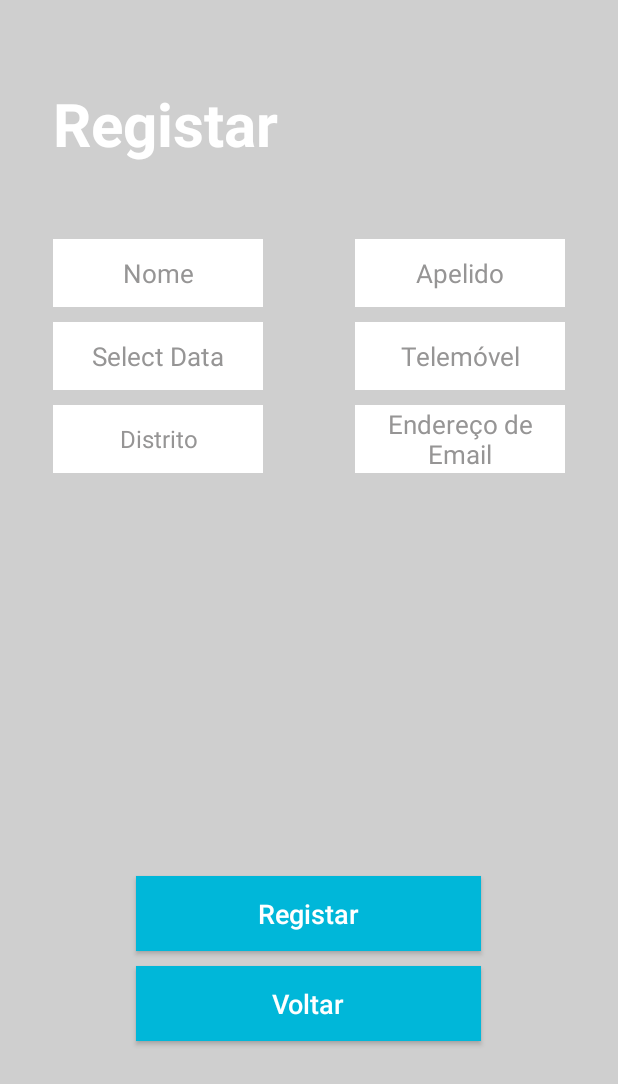
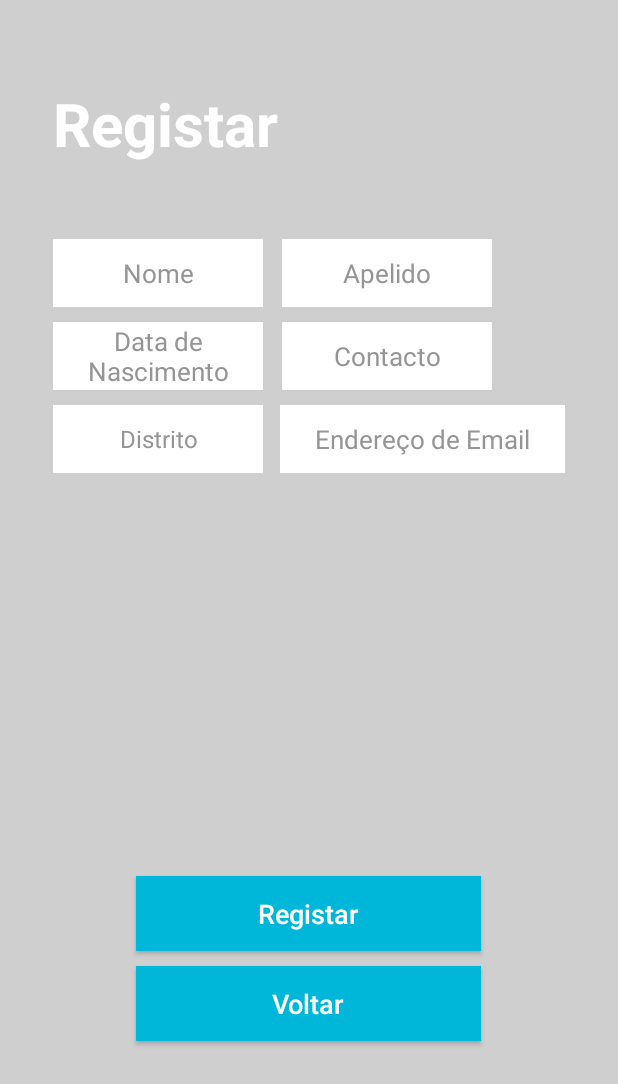
Before and after one commit to monicadesign/App, an Android app: the Register screen opened directly, with no data from a screen before it, on a phone screen of 412 x 824 dp. Shown: the top 1084 px of the screen. Run offline under Robolectric (Android 15) with nearby library versions, the phone set to English and light mode, and no system bars.

Commit message:
Calendario final

```diff
--- a/src/main/java/com/example/myapplication/Register.java
+++ b/src/main/java/com/example/myapplication/Register.java
@@ -28,18 +28,17 @@ public class Register extends AppCompatActivity implements View.OnClickListener
     private Button btn_go_to_login;
     private Button btn_voltar;
 
-
     @Override //Botoes
         protected void onCreate(Bundle savedInstanceState) {
         super.onCreate(savedInstanceState);
         this.setContentView(R.layout.registo);
 
+        ////////////////////////////////////
          btn_go_to_login = findViewById(R.id.btn_go_to_sobre);
          btn_voltar = findViewById(R.id.btn_go_to_main);
 
         btn_voltar.setOnClickListener(this);
         btn_go_to_login.setOnClickListener(this);
-
 
         //Area Spinner inicio
         Spinner spinner = findViewById(R.id.aSpinner);
@@ -48,9 +47,8 @@ public class Register extends AppCompatActivity implements View.OnClickListener
         spinner.setAdapter(adapter);
         spinner.setOnItemSelectedListener(this);
 
-
         //Calendario inicio
-        mDisplayDate = (TextView) findViewById(R.id.tvDate);
+        mDisplayDate = findViewById(R.id.tvDate);
         mDisplayDate.setOnClickListener(new View.OnClickListener() {
             @Override
             public void onClick(View view) {
@@ -72,7 +70,10 @@ public class Register extends AppCompatActivity implements View.OnClickListener
         mDateSetListener = new DatePickerDialog.OnDateSetListener() {
             @Override
             public void onDateSet(DatePicker view, int year, int month, int dayOfMonth) {
+                month = month + 1;
                 Log.d(TAG, "onDateSet: date: " + dayOfMonth + "/" + month + "/" + year);
+                String date = month + "/" + dayOfMonth + "/" + year;
+                mDisplayDate.setText(date);
             }
         };
 
--- a/src/main/res/layout/registo.xml
+++ b/src/main/res/layout/registo.xml
@@ -17,14 +17,13 @@
 
             <EditText android:layout_marginTop="@dimen/margemTop"
             android:layout_width="@dimen/BoxWidthregisto"
-            android:layout_alignParentStart="true"
             android:layout_marginLeft="@dimen/margemLeft"
             android:text="@string/nome"
             style="@style/EditTextBox"/>
 
             <EditText
             android:layout_marginTop="@dimen/margemTop"
-            android:layout_marginEnd="@dimen/margemRight"
+            android:layout_marginEnd="84dp"
             android:layout_alignParentEnd="true"
             android:text="@string/apelido"
             style="@style/EditTextBox"
@@ -40,13 +39,13 @@
             android:layout_alignParentStart="true"
             android:layout_marginTop="@dimen/espaçoEntreCaixas"
             android:layout_marginLeft="@dimen/margemLeft"
-            android:hint="Select Data"
+            android:hint="Data de Nascimento"
             style="@style/EditTextBox"
             android:id="@+id/tvDate"/>
 
             <EditText
             android:layout_marginTop="@dimen/espaçoEntreCaixas"
-            android:layout_marginEnd="@dimen/margemRight"
+            android:layout_marginEnd="84dp"
             android:layout_alignParentEnd="true"
             android:text="@string/Numberphone"
             style="@style/EditTextBox"
@@ -62,7 +61,7 @@
 
             <EditText
             android:layout_marginTop="@dimen/espaçoEntreCaixas"
-            android:layout_width="@dimen/BoxWidthregisto"
+            android:layout_width="190dp"
             android:layout_alignParentEnd="true"
             android:layout_marginRight="@dimen/margemRight"
             android:text="@string/email"
--- a/src/main/res/values/strings.xml
+++ b/src/main/res/values/strings.xml
@@ -17,7 +17,7 @@ Só no ano de 2018 estima-se que cerca de  36 mil animais foram abandonados.
     <string name="Contribuições">As minhas contribuições</string>
     <string name="nome">Nome</string>
     <string name="apelido">Apelido</string>
-    <string name="Numberphone">Telemóvel</string>
+    <string name="Numberphone">Contacto</string>
     <string name="Distrito">Distrito</string>
     <string name="ExemploMarcações">Ex.Alaar - 12.07.21</string>
     <string name="ExemploMarcações1">Ex.Pac - 24.11.21</string>
```
